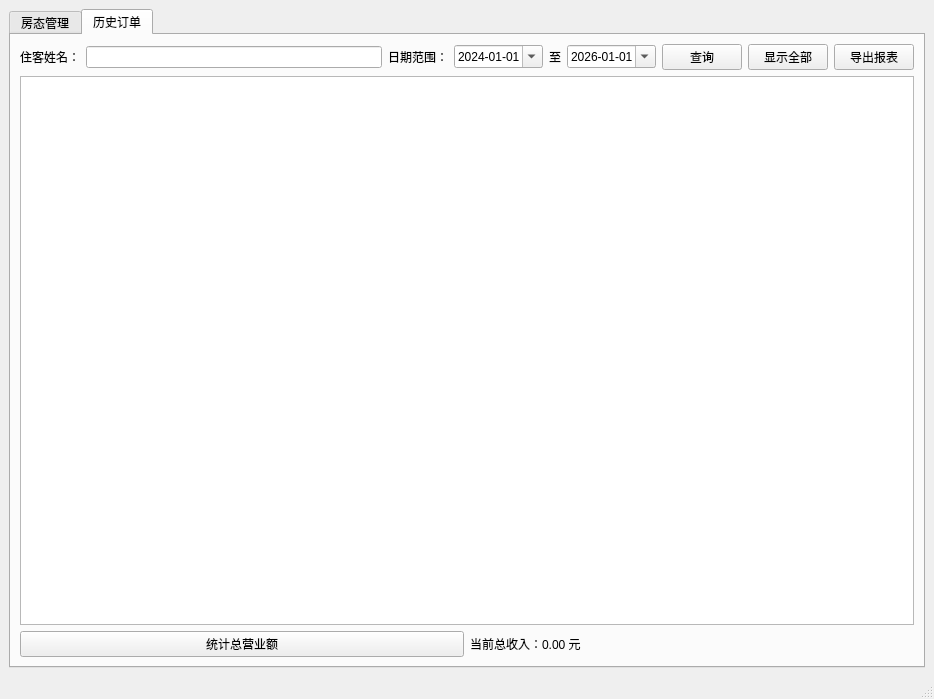
Floraluke/Qt_github, file HotelSystem/mainwindow.ui: the form before one commit.
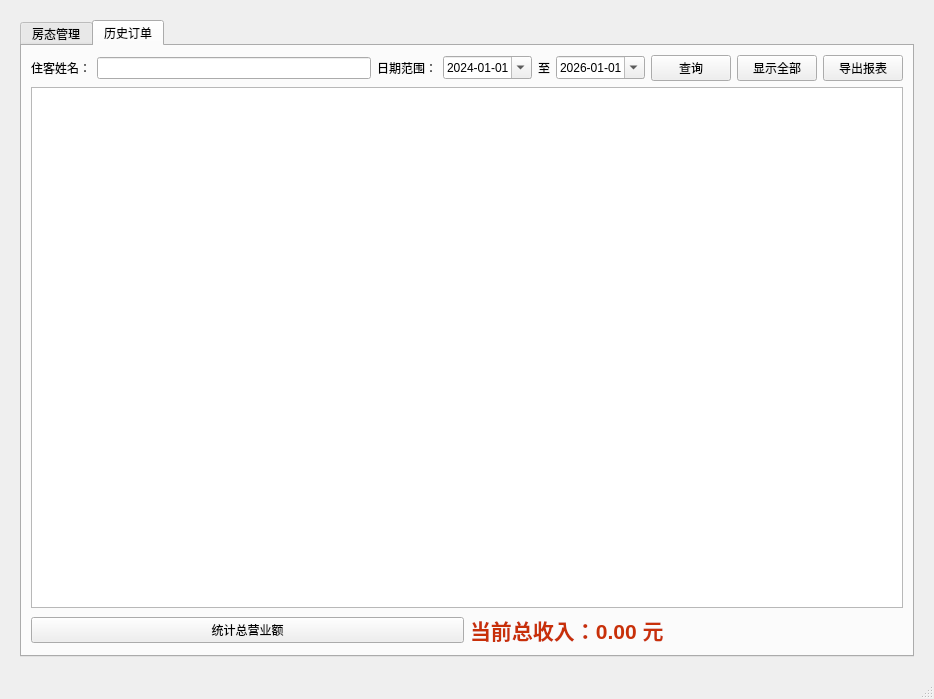
The form after the commit.

What changed in the file:
```diff
--- a/HotelSystem/mainwindow.ui
+++ b/HotelSystem/mainwindow.ui
@@ -15,6 +15,18 @@
   </property>
   <widget class="QWidget" name="centralwidget">
    <layout class="QVBoxLayout" name="verticalLayout">
+    <property name="leftMargin">
+     <number>20</number>
+    </property>
+    <property name="topMargin">
+     <number>20</number>
+    </property>
+    <property name="rightMargin">
+     <number>20</number>
+    </property>
+    <property name="bottomMargin">
+     <number>20</number>
+    </property>
     <item>
      <widget class="QTabWidget" name="tabWidget">
       <property name="currentIndex">
@@ -176,6 +188,15 @@
           </item>
           <item>
            <widget class="QLabel" name="lblTotalIncome">
+            <property name="font">
+             <font>
+              <pointsize>16</pointsize>
+              <bold>true</bold>
+             </font>
+            </property>
+            <property name="styleSheet">
+             <string notr="true">color: rgb(200, 48, 9);font-weight: bold;</string>
+            </property>
             <property name="text">
              <string>当前总收入：0.00 元</string>
             </property>
```
